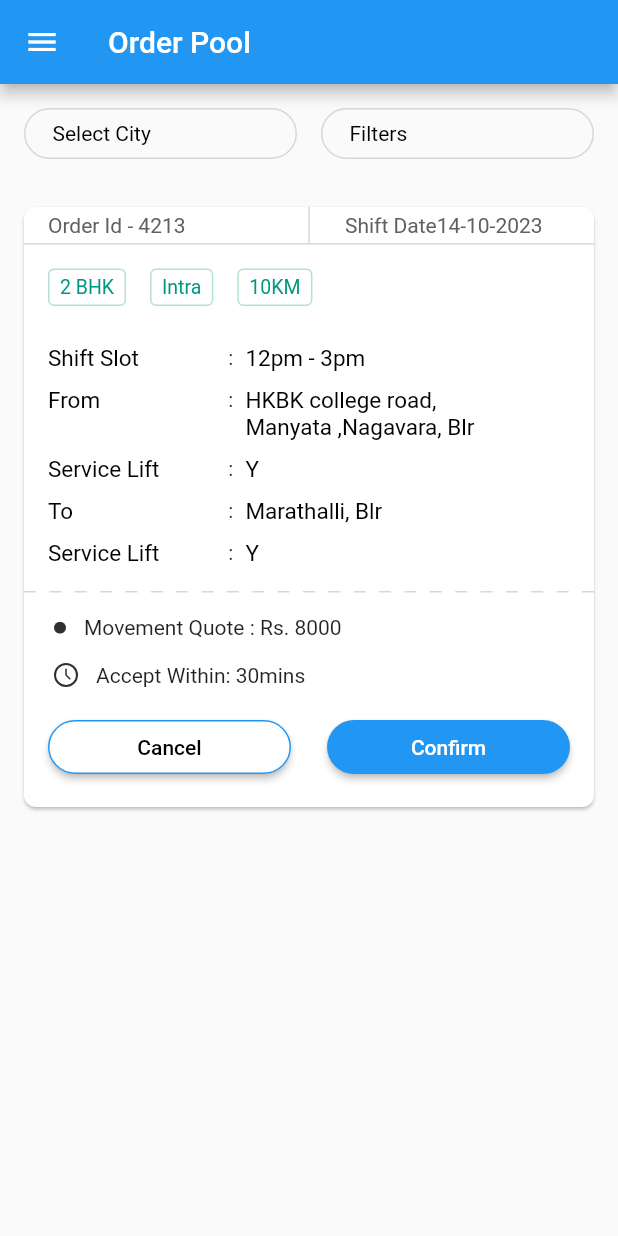
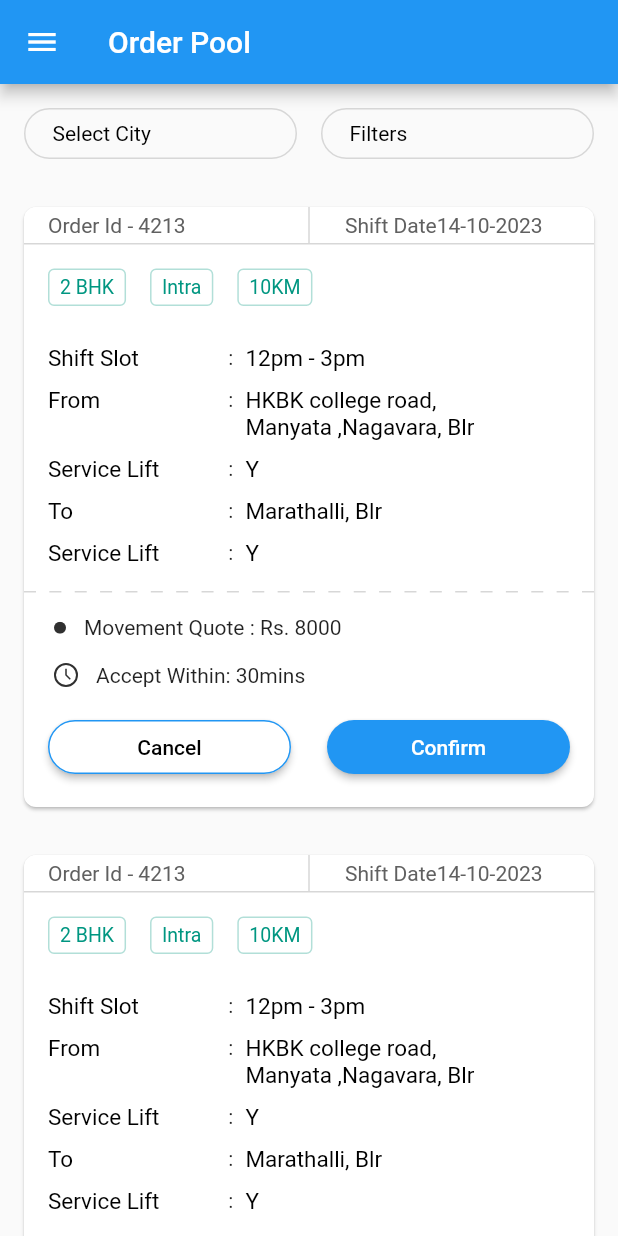
Before and after one commit to bhargavpalla/pnm, a Flutter app: the screen it shows after launch, on a phone screen of 412 x 824 dp. Run offline on Flutter 3.47's test engine with Material 2 defaults, Android fonts, the phone set to English and light mode, and no system bars; our stand-ins replace flutter_svg.

Commit message:
flutter learning

```diff
--- a/lib/main.dart
+++ b/lib/main.dart
@@ -2,6 +2,7 @@ import 'package:flutter/material.dart';
 import 'package:my_app2/CardLayout.dart';
 import 'package:my_app2/CityFilterLayouts.dart';
 
+import 'CityModel.dart';
 import 'TagsLayout.dart';
 
 void main() {
@@ -39,11 +40,30 @@ class MyHomePage extends StatelessWidget {
           children: [
             CityFiltersWidget(),
             SizedBox(height: 16,),
-            OrderCard()
+            Expanded(child: OrderList())
           ],
         )
     );
   }
+}
+
+class OrderList extends StatefulWidget {
+  const OrderList({super.key});
+
+  @override
+  _OrderList createState() => _OrderList();
+
+}
+
+class _OrderList extends State<OrderList>{
+  List<OrderInfo> mList = [OrderInfo("Shift Slot", "12pm - 3pm"), OrderInfo("From ", "HKBK college road, Manyata ,Nagavara, Blr "), OrderInfo("Service Lift", "Y"), OrderInfo("To", "Marathalli, Blr")];
+  @override
+  Widget build(BuildContext context) {
+    return ListView.builder(itemCount: 2, itemBuilder: (context, index) {
+      return OrderCard();
+    });
+  }
+
 }
 
 Widget HarmburgerMenu(BuildContext context) {
```
